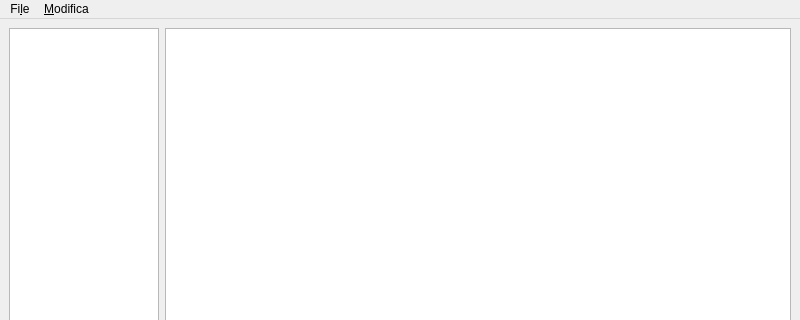
Before: the Qt Designer form forms/textviewer.ui in zorbaproject/Bran, drawn with Qt 5; both pictures show x 0 to 800 and y 0 to 320 of the 800 by 600 pixel window.
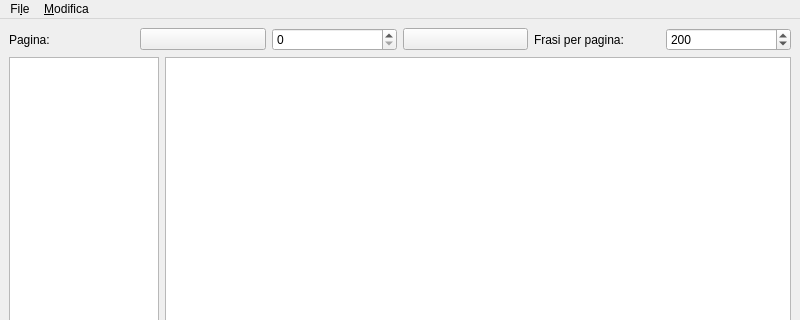
After: the same form once the commit is applied. Icons and pictures are not drawn.

Commit message: Bozza paginazione in textviewer

Patch:
```diff
--- a/forms/textviewer.ui
+++ b/forms/textviewer.ui
@@ -17,6 +17,63 @@
    <layout class="QHBoxLayout" name="horizontalLayout_4">
     <item>
      <layout class="QVBoxLayout" name="verticalLayout_2">
+      <item>
+       <layout class="QHBoxLayout" name="horizontalLayout_5">
+        <item>
+         <widget class="QLabel" name="label_5">
+          <property name="text">
+           <string>Pagina:</string>
+          </property>
+         </widget>
+        </item>
+        <item>
+         <widget class="QPushButton" name="pagPrev">
+          <property name="text">
+           <string> </string>
+          </property>
+          <property name="icon">
+           <iconset resource="../resources.qrc">
+            <normaloff>:/icons/icons/arrow-left.png</normaloff>:/icons/icons/arrow-left.png</iconset>
+          </property>
+         </widget>
+        </item>
+        <item>
+         <widget class="QSpinBox" name="pagNumber">
+          <property name="maximum">
+           <number>10000</number>
+          </property>
+         </widget>
+        </item>
+        <item>
+         <widget class="QPushButton" name="pagNext">
+          <property name="text">
+           <string> </string>
+          </property>
+          <property name="icon">
+           <iconset resource="../resources.qrc">
+            <normaloff>:/icons/icons/arrow-right.png</normaloff>:/icons/icons/arrow-right.png</iconset>
+          </property>
+         </widget>
+        </item>
+        <item>
+         <widget class="QLabel" name="label_4">
+          <property name="text">
+           <string>Frasi per pagina:</string>
+          </property>
+         </widget>
+        </item>
+        <item>
+         <widget class="QSpinBox" name="phPerPag">
+          <property name="maximum">
+           <number>1000</number>
+          </property>
+          <property name="value">
+           <number>200</number>
+          </property>
+         </widget>
+        </item>
+       </layout>
+      </item>
       <item>
        <layout class="QHBoxLayout" name="horizontalLayout_3">
         <item>
```
Left out of the diff: 2 changed lines with no effect on the pictures. The commit also changes 2 other files.
